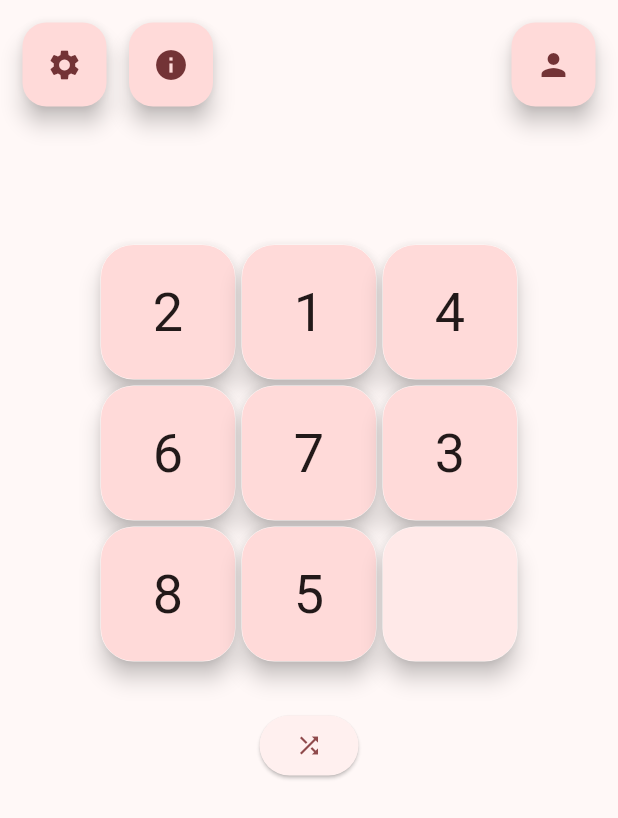
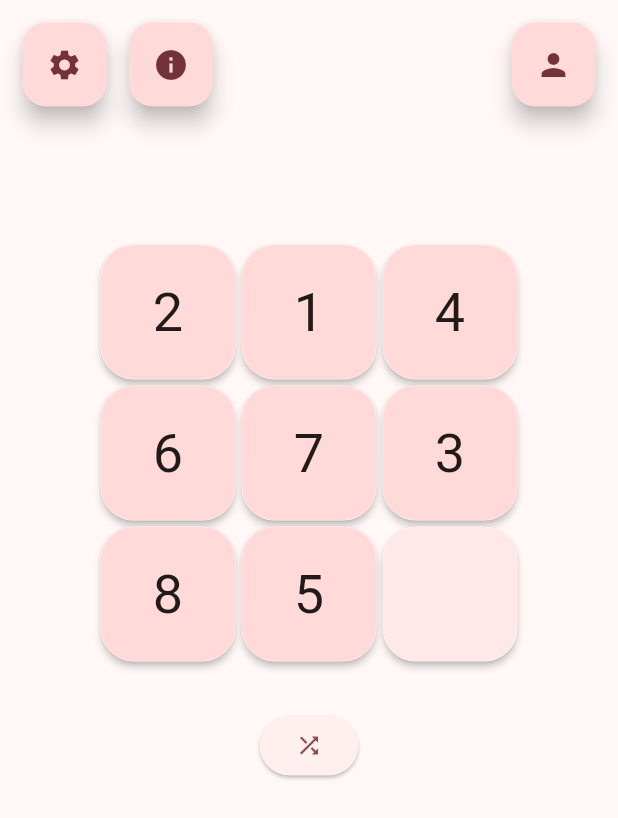
Before and after one commit to dy0gu/cubik, a Flutter app: the screen it shows after launch, on a phone screen of 412 x 824 dp. Shown: the top 818 px of the screen. Run offline on Flutter 3.47's test engine with Material 3 defaults, Android fonts, the phone set to English and light mode, and no system bars; drawn by our look-alikes of flutter_animate; our stand-ins replace confetti, equatable, fl_chart, flutter_bloc, go_router, hydrated_bloc and 3 more; generated files the repository leaves out were written again.

Commit message:
Fix inconsistent elevation

```diff
--- a/lib/screens/home_screen.dart
+++ b/lib/screens/home_screen.dart
@@ -174,7 +174,7 @@ class HomeScreen extends StatelessWidget {
                                   value: -piece.value.toDouble().abs(),
                                   effects: const [ShakeEffect()],
                                   child: Material(
-                                    elevation: 6,
+                                    elevation: 2,
                                     borderRadius:
                                         BorderRadius.circular(66 / row.length),
                                     clipBehavior: Clip.antiAliasWithSaveLayer,
```
